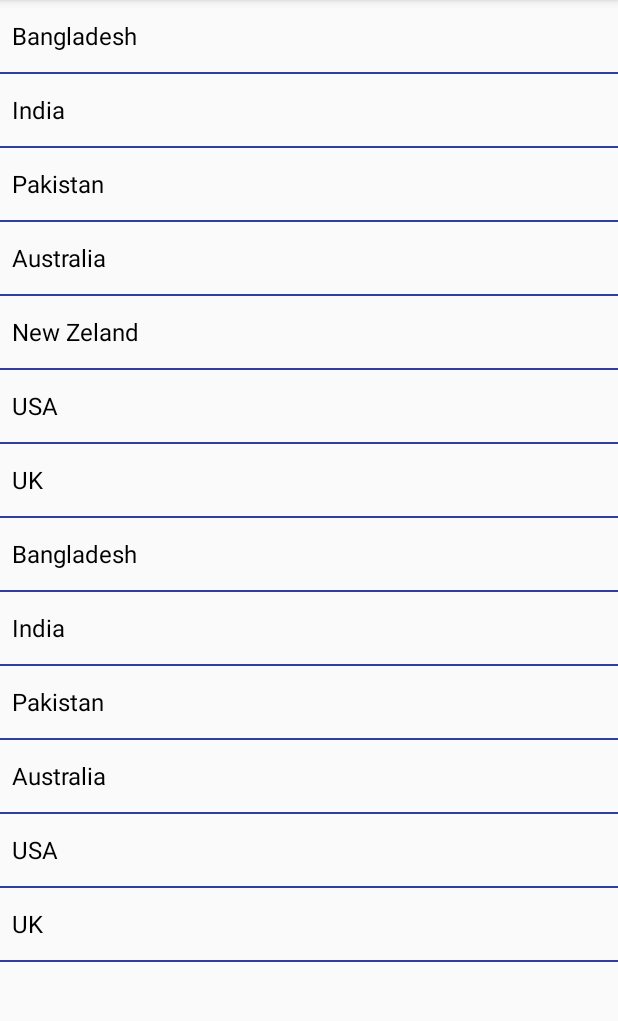
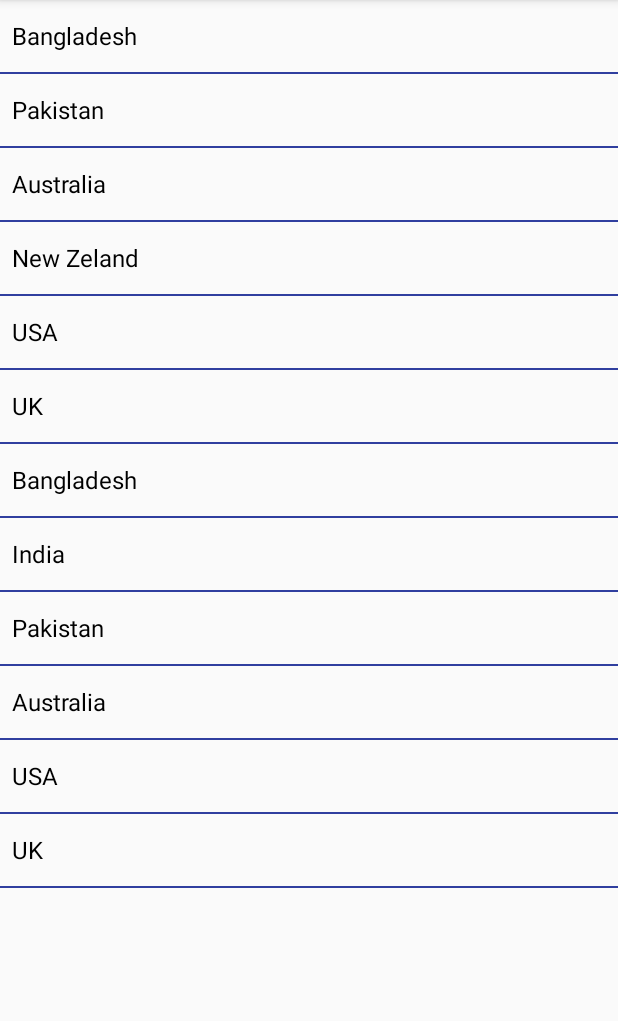
Before and after one commit to Tashfia1994/ListView, an Android app: the screen it shows after launch (MainActivity), on a phone screen of 412 x 824 dp, the part 84-1105 px from its top. Run offline under Robolectric (Android 15) with nearby library versions, the phone set to English and light mode, and no system bars.

Commit message:
initial update

```diff
--- a/app/src/main/java/com/tashfia/listview/MainActivity.java
+++ b/app/src/main/java/com/tashfia/listview/MainActivity.java
@@ -11,7 +11,7 @@ import android.widget.ListView;
 public class MainActivity extends AppCompatActivity {
 
     ListView listView;
-    String countryName[]={"Bangladesh","India","Pakistan","Australia","New Zeland","USA","UK","Bangladesh","India","Pakistan","Australia","USA","UK"};
+    String countryName[]={"Bangladesh","Pakistan","Australia","New Zeland","USA","UK","Bangladesh","India","Pakistan","Australia","USA","UK"};
 
     @Override
     protected void onCreate(Bundle savedInstanceState) {
```
